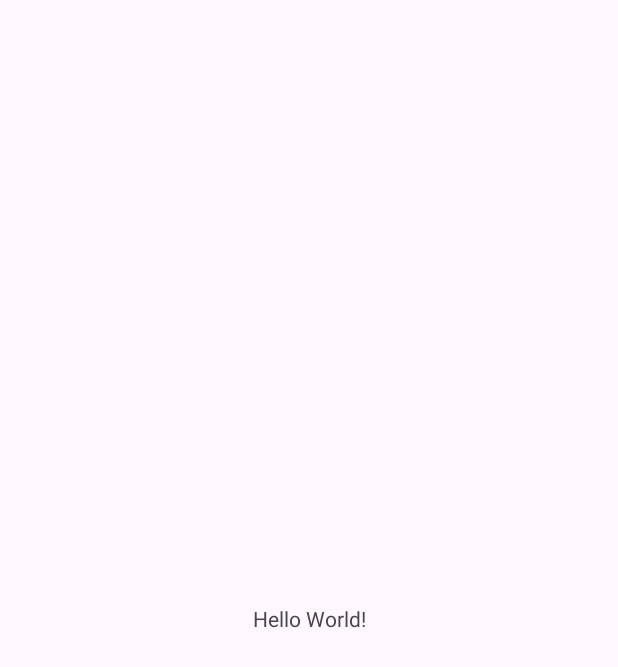
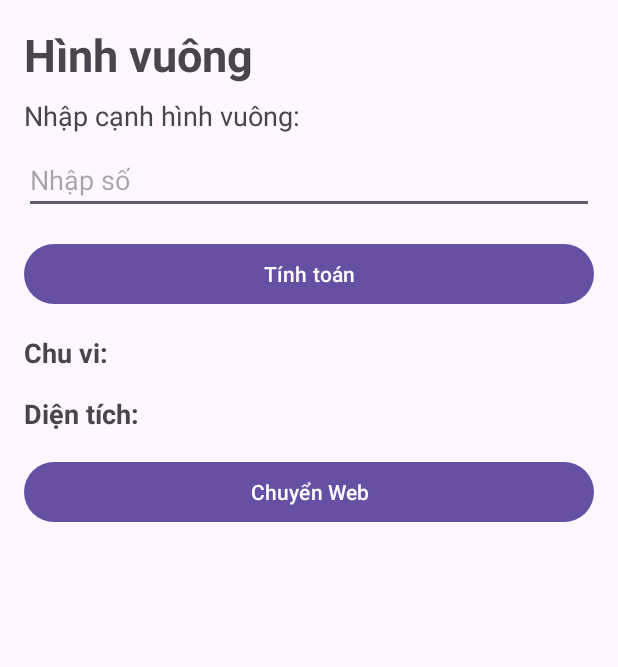
Before and after one commit to giapquocank57kmt/BaiTapAndroid1, an Android app: the screen it shows after launch (MainActivity), on a phone screen of 412 x 824 dp. Before the commit the part shown is almost empty. Shown: the top 667 px of the screen. Run offline under Robolectric (Android 15) with nearby library versions, the phone set to English and light mode, and no system bars; 1 statement that could not run was skipped.

Commit message:
thêm giao diện

```diff
--- a/app/src/main/AndroidManifest.xml
+++ b/app/src/main/AndroidManifest.xml
@@ -13,6 +13,9 @@
         android:theme="@style/Theme.Baitap_1"
         tools:targetApi="31">
         <activity
+            android:name=".WebActivity"
+            android:exported="false" />
+        <activity
             android:name=".MainActivity"
             android:exported="true">
             <intent-filter>
--- a/app/src/main/java/com/example/baitap_1/MainActivity.java
+++ b/app/src/main/java/com/example/baitap_1/MainActivity.java
@@ -1,6 +1,9 @@
 package com.example.baitap_1;
 
 import android.os.Bundle;
+import android.widget.Button;
+import android.widget.EditText;
+import android.widget.TextView;
 
 import androidx.activity.EdgeToEdge;
 import androidx.appcompat.app.AppCompatActivity;
@@ -9,16 +12,15 @@ import androidx.core.view.ViewCompat;
 import androidx.core.view.WindowInsetsCompat;
 
 public class MainActivity extends AppCompatActivity {
-
+    EditText edtCanh;
+    Button btnTinh, btnWeb;
+    TextView chuvi, dientich;
     @Override
     protected void onCreate(Bundle savedInstanceState) {
         super.onCreate(savedInstanceState);
-        EdgeToEdge.enable(this);
         setContentView(R.layout.activity_main);
-        ViewCompat.setOnApplyWindowInsetsListener(findViewById(R.id.main), (v, insets) -> {
-            Insets systemBars = insets.getInsets(WindowInsetsCompat.Type.systemBars());
-            v.setPadding(systemBars.left, systemBars.top, systemBars.right, systemBars.bottom);
-            return insets;
-        });
+
+        edtCanh = findViewById(R.id.edtCanh);
+        btnTinh = findViewById(R.id.btnTinh)
     }
 }
--- /dev/null
+++ b/app/src/main/java/com/example/baitap_1/WebActivity.java
@@ -0,0 +1,24 @@
+package com.example.baitap_1;
+
+import android.os.Bundle;
+
+import androidx.activity.EdgeToEdge;
+import androidx.appcompat.app.AppCompatActivity;
+import androidx.core.graphics.Insets;
+import androidx.core.view.ViewCompat;
+import androidx.core.view.WindowInsetsCompat;
+
+public class WebActivity extends AppCompatActivity {
+
+    @Override
+    protected void onCreate(Bundle savedInstanceState) {
+        super.onCreate(savedInstanceState);
+        EdgeToEdge.enable(this);
+        setContentView(R.layout.activity_web);
+        ViewCompat.setOnApplyWindowInsetsListener(findViewById(R.id.main), (v, insets) -> {
+            Insets systemBars = insets.getInsets(WindowInsetsCompat.Type.systemBars());
+            v.setPadding(systemBars.left, systemBars.top, systemBars.right, systemBars.bottom);
+            return insets;
+        });
+    }
+}
--- a/app/src/main/res/layout/activity_main.xml
+++ b/app/src/main/res/layout/activity_main.xml
@@ -1,19 +1,61 @@
 <?xml version="1.0" encoding="utf-8"?>
-<androidx.constraintlayout.widget.ConstraintLayout xmlns:android="http://schemas.android.com/apk/res/android"
-    xmlns:app="http://schemas.android.com/apk/res-auto"
-    xmlns:tools="http://schemas.android.com/tools"
-    android:id="@+id/main"
+<LinearLayout xmlns:android="http://schemas.android.com/apk/res/android"
     android:layout_width="match_parent"
     android:layout_height="match_parent"
-    tools:context=".MainActivity">
+    android:orientation="vertical"
+    android:padding="16dp">
 
     <TextView
         android:layout_width="wrap_content"
         android:layout_height="wrap_content"
-        android:text="Hello World!"
-        app:layout_constraintBottom_toBottomOf="parent"
-        app:layout_constraintEnd_toEndOf="parent"
-        app:layout_constraintStart_toStartOf="parent"
-        app:layout_constraintTop_toTopOf="parent" />
+        android:text="Hình vuông"
+        android:textSize="30dp"
+        android:gravity="center"
+        android:textStyle="bold"
+        android:paddingBottom="8dp" />
 
-</androidx.constraintlayout.widget.ConstraintLayout>
+    <TextView
+        android:layout_width="wrap_content"
+        android:layout_height="wrap_content"
+        android:text="Nhập cạnh hình vuông:"
+        android:textSize="18sp"
+        android:paddingBottom="8dp" />
+
+    <EditText
+        android:id="@+id/edtCanh"
+        android:layout_width="match_parent"
+        android:layout_height="wrap_content"
+        android:inputType="numberDecimal"
+        android:hint="Nhập số" />
+
+    <Button
+        android:id="@+id/btnTinh"
+        android:layout_width="match_parent"
+        android:layout_height="wrap_content"
+        android:text="Tính toán"
+        android:layout_marginTop="16dp"/>
+
+    <TextView
+        android:id="@+id/chuvi"
+        android:layout_width="wrap_content"
+        android:layout_height="wrap_content"
+        android:text="Chu vi:"
+        android:textSize="18sp"
+        android:textStyle="bold"
+        android:layout_marginTop="16dp" />
+    <TextView
+        android:id="@+id/dientich"
+        android:layout_width="wrap_content"
+        android:layout_height="wrap_content"
+        android:text="Diện tích:"
+        android:textSize="18sp"
+        android:textStyle="bold"
+        android:layout_marginTop="16dp" />
+
+    <Button
+        android:id="@+id/btWeb"
+        android:layout_width="match_parent"
+        android:layout_height="wrap_content"
+        android:text="Chuyển Web"
+        android:layout_marginTop="16dp"/>
+</LinearLayout>
--- /dev/null
+++ b/app/src/main/res/layout/activity_web.xml
@@ -0,0 +1,13 @@
+<?xml version="1.0" encoding="utf-8"?>
+<androidx.constraintlayout.widget.ConstraintLayout xmlns:android="http://schemas.android.com/apk/res/android"
+    xmlns:app="http://schemas.android.com/apk/res-auto"
+    xmlns:tools="http://schemas.android.com/tools"
+    android:id="@+id/main"
+    android:layout_width="match_parent"
+    android:layout_height="match_parent"
+    tools:context=".WebActivity">
+    <WebView
+        android:id="@+id/webView"
+        android:layout_width="match_parent"
+        android:layout_height="match_parent"/>
+</androidx.constraintlayout.widget.ConstraintLayout>
```
